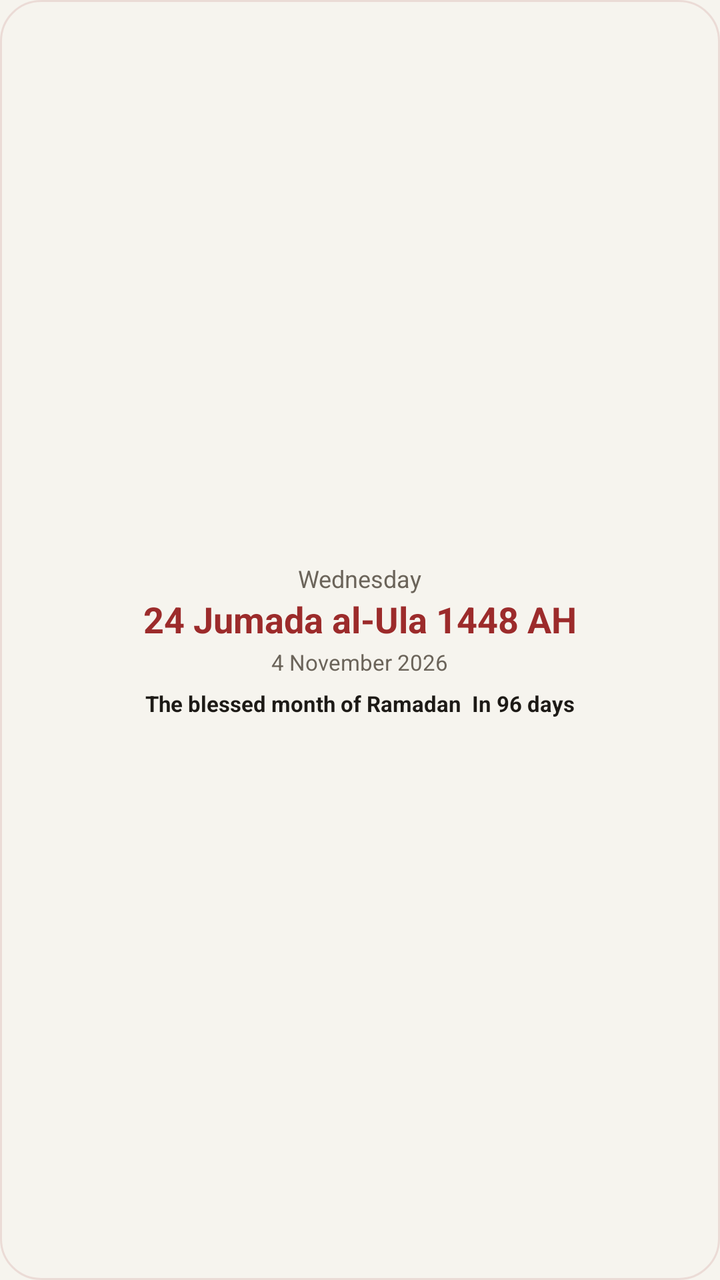
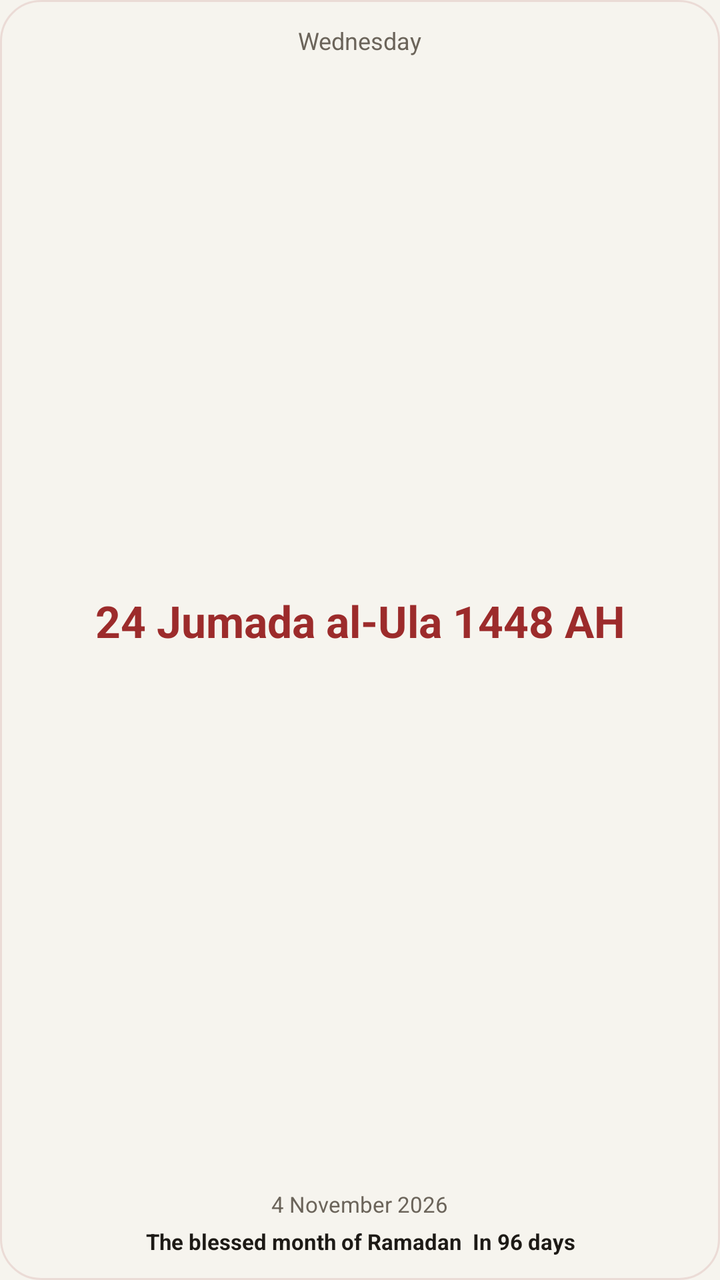

An Android layout rendered at two revisions. The XML below is the earlier revision; the diff shows what the commit changed to produce the second picture.
<!-- AndroidManifest.xml: application theme Theme.App -->
<!-- res/layout/widget_hijri.xml -->
<?xml version="1.0" encoding="utf-8"?>
<LinearLayout xmlns:android="http://schemas.android.com/apk/res/android"
    android:id="@+id/hijri_root"
    android:layout_width="match_parent" android:layout_height="match_parent"
    android:orientation="vertical" android:gravity="center" android:padding="12dp"
    android:background="@drawable/widget_paper" android:layoutDirection="locale">
    <TextView android:id="@+id/hijri_day" android:layout_width="wrap_content" android:layout_height="wrap_content"
        android:text="@string/widgetSample19" android:textSize="12sp" android:textColor="@color/widgetMuted" android:maxLines="1"/>
    <TextView android:id="@+id/hijri_date" android:layout_width="wrap_content" android:layout_height="wrap_content"
        android:text="@string/widgetSample20" android:textSize="18sp" android:textStyle="bold" android:textColor="@color/widgetAccent"
        android:maxLines="2" android:gravity="center"
        android:autoSizeTextType="uniform" android:autoSizeMinTextSize="12sp" android:autoSizeMaxTextSize="22sp"/>
    <TextView android:id="@+id/hijri_civil" android:layout_width="wrap_content" android:layout_height="wrap_content"
        android:text="@string/widgetSample21" android:textSize="11sp" android:textColor="@color/widgetMuted" android:maxLines="1" android:layout_marginTop="2dp"/>
    <TextView android:id="@+id/hijri_occasion" android:layout_width="wrap_content" android:layout_height="wrap_content"
        android:text="@string/widgetSample22" android:textSize="11sp" android:textStyle="bold" android:textColor="@color/widgetInk"
        android:maxLines="1" android:ellipsize="end" android:layout_marginTop="6dp"/>
</LinearLayout>
<!-- resources referenced by this layout -->
<resources>
  <color name="widgetAccent">#9c2b2b</color>
  <color name="widgetInk">#1d1a16</color>
  <color name="widgetMuted">#6b645a</color>
  <!-- drawable widget_paper (drawable) -->
  <?xml version="1.0" encoding="utf-8"?>
  <shape xmlns:android="http://schemas.android.com/apk/res/android" android:shape="rectangle">
      <solid android:color="@color/widgetSurface"/>
      <stroke android:width="1dp" android:color="@color/widgetTrack"/>
      <corners android:radius="20dp"/>
  </shape>
  <string name="widgetSample19">Wednesday</string>
  <string name="widgetSample20">24 Jumada al-Ula 1448 AH</string>
  <string name="widgetSample21">4 November 2026</string>
  <string name="widgetSample22">"The blessed month of Ramadan  In 96 days"</string>
  <style name="Theme.App" parent="android:Theme.Material.Light.NoActionBar">
          <item name="android:windowBackground">@drawable/window_splash</item>
          <item name="android:statusBarColor">@color/backgroundColor</item>
          <item name="android:navigationBarColor">@color/backgroundColor</item>
      </style>
  <color name="widgetSurface">#f6f4ee</color>
  <color name="widgetTrack">#1F9c2b2b</color>
  <!-- drawable window_splash (drawable) -->
  <?xml version="1.0" encoding="utf-8"?>
  <layer-list xmlns:android="http://schemas.android.com/apk/res/android">
      <item android:drawable="@color/backgroundColor"/>
      <item android:drawable="@drawable/splash" android:gravity="center" android:width="120dp" android:height="120dp"/>
  </layer-list>
  <color name="backgroundColor">#f6f4ee</color>
  <!-- drawable splash: png bitmap (drawable-hdpi, 52970 bytes) -->
</resources>

<!-- the commit's change to res/layout/widget_hijri.xml (unified diff, before → after) -->
@@ -6,13 +6,14 @@
     android:background="@drawable/widget_paper" android:layoutDirection="locale">
     <TextView android:id="@+id/hijri_day" android:layout_width="wrap_content" android:layout_height="wrap_content"
         android:text="@string/widgetSample19" android:textSize="12sp" android:textColor="@color/widgetMuted" android:maxLines="1"/>
-    <TextView android:id="@+id/hijri_date" android:layout_width="wrap_content" android:layout_height="wrap_content"
+    
+    <TextView android:id="@+id/hijri_date" android:layout_width="match_parent" android:layout_height="0dp" android:layout_weight="1"
         android:text="@string/widgetSample20" android:textSize="18sp" android:textStyle="bold" android:textColor="@color/widgetAccent"
         android:maxLines="2" android:gravity="center"
-        android:autoSizeTextType="uniform" android:autoSizeMinTextSize="12sp" android:autoSizeMaxTextSize="22sp"/>
+        android:autoSizeTextType="uniform" android:autoSizeMinTextSize="11sp" android:autoSizeMaxTextSize="22sp"/>
     <TextView android:id="@+id/hijri_civil" android:layout_width="wrap_content" android:layout_height="wrap_content"
         android:text="@string/widgetSample21" android:textSize="11sp" android:textColor="@color/widgetMuted" android:maxLines="1" android:layout_marginTop="2dp"/>
-    <TextView android:id="@+id/hijri_occasion" android:layout_width="wrap_content" android:layout_height="wrap_content"
+    <TextView android:id="@+id/hijri_occasion" android:layout_width="match_parent" android:layout_height="wrap_content"
         android:text="@string/widgetSample22" android:textSize="11sp" android:textStyle="bold" android:textColor="@color/widgetInk"
-        android:maxLines="1" android:ellipsize="end" android:layout_marginTop="6dp"/>
+        android:maxLines="2" android:ellipsize="end" android:gravity="center" android:layout_marginTop="4dp"/>
 </LinearLayout>
